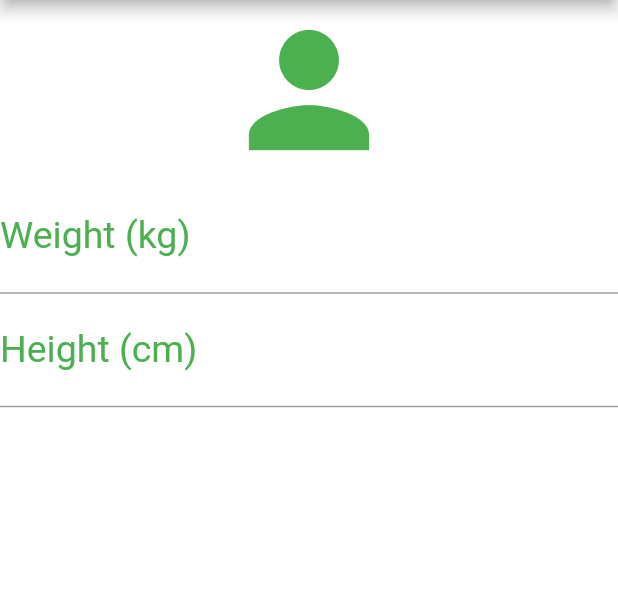
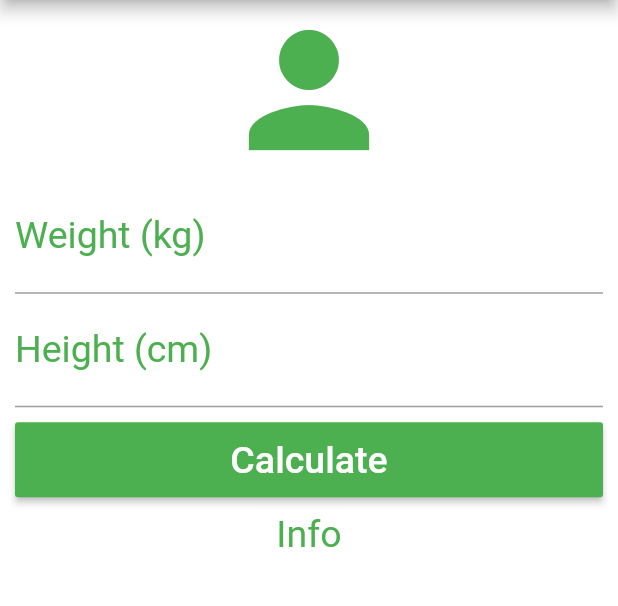
Before and after one commit to marciovcampos/Simple-Flutter-Projects, a Flutter app: the screen it shows after launch, on a phone screen of 412 x 824 dp, the part 84-690 px from its top. Run offline on Flutter 3.47's test engine with Material 2 defaults, Android fonts, the phone set to English and light mode, and no system bars.

Commit message:
[bmi_calculator] add ScrollView and RaisedButton

```diff
--- a/bmi_calculator/lib/main.dart
+++ b/bmi_calculator/lib/main.dart
@@ -24,7 +24,9 @@ class _HomeState extends State<Home> {
         ],
       ),
       backgroundColor: Colors.white,
-      body: Column(
+      body: SingleChildScrollView(
+        padding: EdgeInsets.fromLTRB(10.0, 0, 10.0, 0),
+        child: Column(
           crossAxisAlignment: CrossAxisAlignment.stretch,
           children: <Widget>[
             Icon(Icons.person, size: 120.0, color: Colors.green),
@@ -44,8 +46,28 @@ class _HomeState extends State<Home> {
               textAlign: TextAlign.center,
               style: TextStyle(color: Colors.green, fontSize: 25.0),
             ), //TextField
+
+            Padding(
+              padding: EdgeInsets.only(top: 10.0, bottom: 10.0),
+              child: Container(
+                height: 50.0,
+                child:  RaisedButton(
+                  onPressed: (){},
+                  child: Text("Calculate",
+                      style: TextStyle(color: Colors.white, fontSize: 25.0)),
+                  color: Colors.green,
+                ),
+              ),
+            ),
+
+            Text("Info",
+                textAlign: TextAlign.center,
+                style: TextStyle(color: Colors.green, fontSize: 25.0)
+            ),
+
           ], //Widget
         ),
+      )
     );
   }
 }
```
Lines whose indentation alone changed are shown as unchanged.
